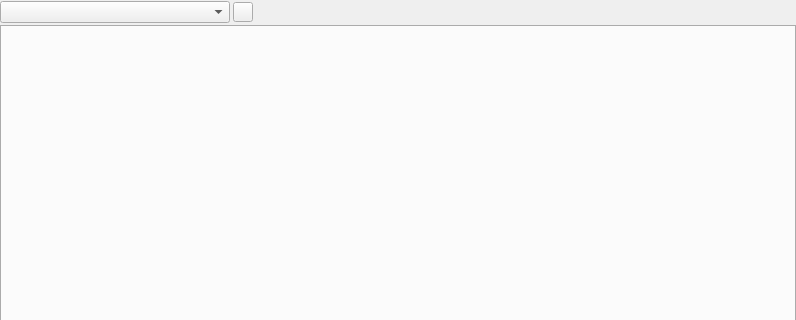
The window that src/MainPage/editor/multieditor.ui (SantaJiang/NotePeek) describes before a commit, drawn with Qt 5; both pictures show x 0 to 796 and y 0 to 320 of the 796 by 496 pixel window.
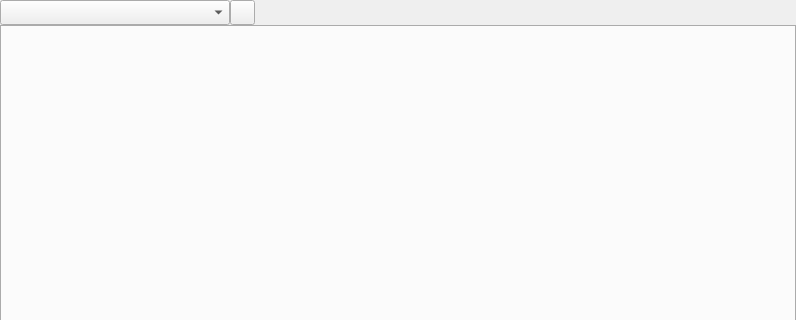
The same window after the commit.

Commit message: style(editor): refine scrollbar spacing and controls

Diff of the .ui file:
```diff
--- a/src/MainPage/editor/multieditor.ui
+++ b/src/MainPage/editor/multieditor.ui
@@ -56,7 +56,7 @@
      </property>
      <layout class="QHBoxLayout" name="horizontalLayout">
       <property name="spacing">
-       <number>3</number>
+       <number>0</number>
       </property>
       <property name="leftMargin">
        <number>0</number>
@@ -75,7 +75,13 @@
         <property name="minimumSize">
          <size>
           <width>230</width>
-          <height>0</height>
+          <height>25</height>
+         </size>
+        </property>
+        <property name="maximumSize">
+         <size>
+          <width>16777215</width>
+          <height>25</height>
          </size>
         </property>
         <property name="font">
@@ -91,14 +97,14 @@
        <widget class="QToolButton" name="pushButton_closeDoc">
         <property name="minimumSize">
          <size>
-          <width>20</width>
-          <height>20</height>
+          <width>25</width>
+          <height>25</height>
          </size>
         </property>
         <property name="maximumSize">
          <size>
-          <width>20</width>
-          <height>20</height>
+          <width>25</width>
+          <height>25</height>
          </size>
         </property>
         <property name="text">
```
The commit also changes 1 other file.
